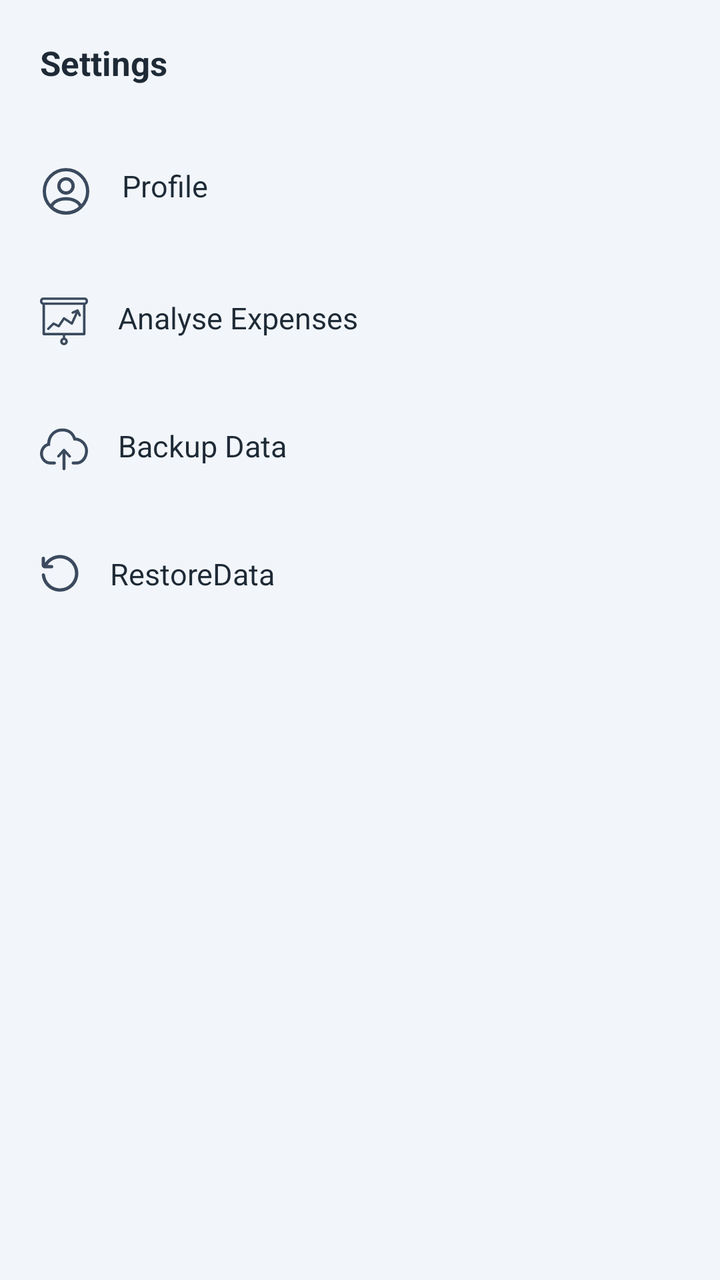
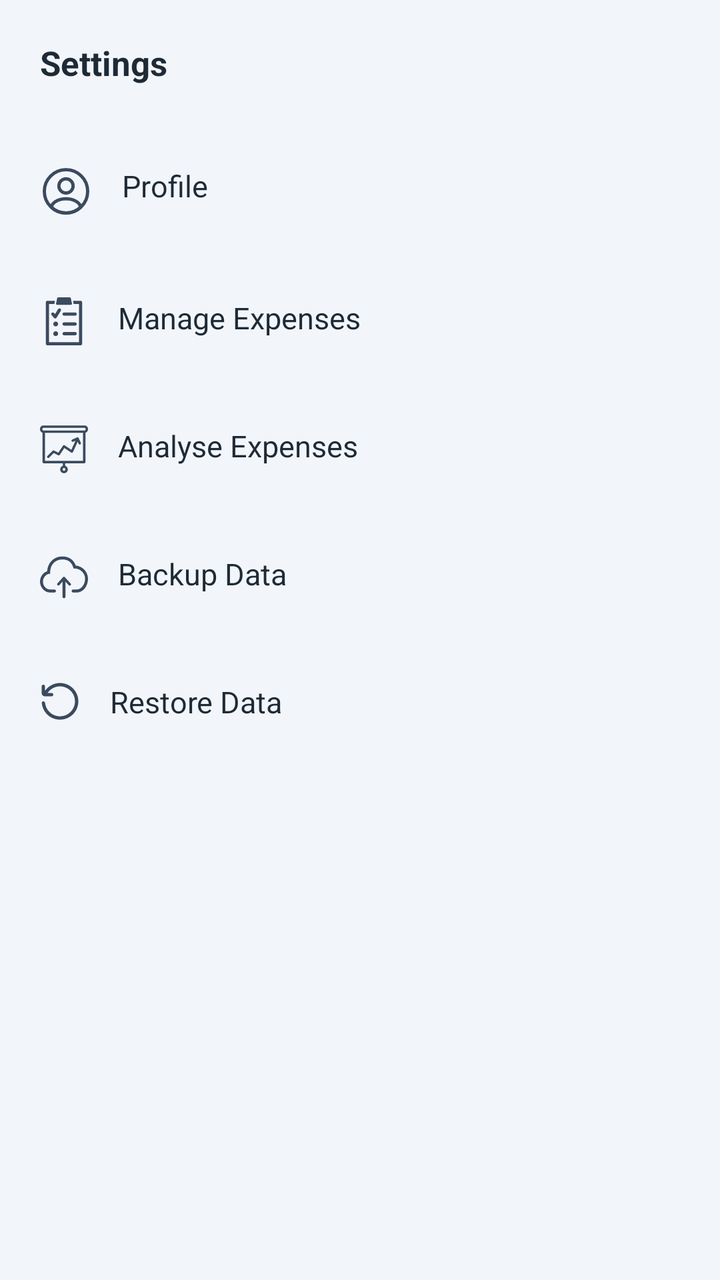

Before-and-after screenshots of an Android layout around one commit, followed by the original layout XML and the change that was made.
<!-- AndroidManifest.xml: application theme Theme.GharKharch -->
<!-- res/layout/drawer_layout.xml -->
<?xml version="1.0" encoding="utf-8"?>
<LinearLayout xmlns:android="http://schemas.android.com/apk/res/android"
    xmlns:app="http://schemas.android.com/apk/res-auto"
    android:id="@+id/drawer_layout"
    android:layout_width="match_parent"
    android:layout_height="match_parent"
    android:background="@color/backgroundColor"
    android:fitsSystemWindows="true"
    android:orientation="vertical">

    <TextView
        android:layout_width="match_parent"
        android:layout_height="wrap_content"
        android:padding="@dimen/padding_xlarge"
        android:text="Settings"
        android:textColor="@color/primaryTextColor"
        android:textSize="@dimen/text_size_large"
        android:textStyle="bold" />

    <LinearLayout
        android:layout_width="match_parent"
        android:layout_height="0dp"
        android:layout_weight="1"
        android:orientation="vertical">

        <TextView
            android:id="@+id/profile"
            android:layout_width="match_parent"
            android:layout_height="wrap_content"
            android:layout_marginHorizontal="@dimen/margin_small"
            android:layout_marginVertical="@dimen/margin_small"
            android:drawablePadding="@dimen/padding_large"
            android:padding="@dimen/padding_large"
            android:text="Profile"
            android:textColor="@color/primaryTextColor"
            android:textSize="@dimen/text_size_medium"
            app:drawableStartCompat="@drawable/profile_icon" />


        <TextView
            android:id="@+id/manage_expenses"
            android:layout_width="match_parent"
            android:layout_height="wrap_content"
            android:layout_marginHorizontal="@dimen/margin_small"
            android:layout_marginVertical="@dimen/margin_small"
            android:drawablePadding="@dimen/padding_large"
            android:padding="@dimen/padding_large"
            android:text="Manage Expenses"
            android:textSize="@dimen/text_size_medium"
            android:visibility="gone"
            app:drawableStartCompat="@drawable/manage_expenses_icon" />

        <TextView
            android:id="@+id/analyse_expenses"
            android:layout_width="match_parent"
            android:layout_height="wrap_content"
            android:layout_marginHorizontal="@dimen/margin_small"
            android:layout_marginVertical="@dimen/margin_small"
            android:drawablePadding="@dimen/padding_large"
            android:padding="@dimen/padding_large"
            android:text="Analyse Expenses"
            android:textColor="@color/primaryTextColor"
            android:textSize="@dimen/text_size_medium"
            app:drawableStartCompat="@drawable/analyse_icon" />

        <TextView
            android:id="@+id/backup_data"
            android:layout_width="match_parent"
            android:layout_height="wrap_content"
            android:layout_marginHorizontal="@dimen/margin_small"
            android:layout_marginVertical="@dimen/margin_small"
            android:drawablePadding="@dimen/padding_large"
            android:padding="@dimen/padding_large"
            android:text="Backup Data"
            android:textColor="@color/primaryTextColor"
            android:textSize="@dimen/text_size_medium"
            app:drawableStartCompat="@drawable/backup_icon" />

        <TextView
            android:id="@+id/restore_data"
            android:layout_width="match_parent"
            android:layout_height="wrap_content"
            android:layout_marginHorizontal="@dimen/margin_small"
            android:layout_marginVertical="@dimen/margin_small"
            android:drawablePadding="@dimen/padding_large"
            android:padding="@dimen/padding_large"
            android:text="RestoreData"
            android:textColor="@color/primaryTextColor"
            android:textSize="@dimen/text_size_medium"
            app:drawableStartCompat="@drawable/restore_icon" />

    </LinearLayout>

</LinearLayout>
<!-- resources referenced by this layout -->
<resources>
  <color name="backgroundColor">#F2F6FA</color>
  <color name="primaryTextColor">#1E2A36</color>
  <dimen name="margin_small">5dp</dimen>
  <dimen name="padding_large">15dp</dimen>
  <dimen name="padding_xlarge">20dp</dimen>
  <dimen name="text_size_large">17sp</dimen>
  <dimen name="text_size_medium">15sp</dimen>
  <!-- drawable manage_expenses_icon (drawable) -->
  <vector xmlns:android="http://schemas.android.com/apk/res/android"
      android:width="24dp"
      android:height="24dp"
      android:tint="@color/iconColor"
      android:viewportWidth="48"
      android:viewportHeight="48">
  
      <path
          android:fillColor="#00000000"
          android:pathData="m41.68,13h-16.91c-2,-0.1 -5.93,-4.23 -8.19,-4.23H6.68c-1.204,-0 -2.18,0.975 -2.181,2.179 0,0.017 0,0.034 0.001,0.051h0v7.29h39v-3.42c0.022,-1.01 -0.779,-1.847 -1.789,-1.87 -0.01,-0 -0.02,-0 -0.031,-0Z"
          android:strokeWidth="1.6799999999999997"
          android:strokeColor="#000000"
          android:strokeLineCap="round"
          android:strokeLineJoin="round" />
  
      <path
          android:fillColor="#00000000"
          android:pathData="m4.5,18.28v18.72c-0.011,1.204 0.956,2.189 2.16,2.2 0.003,0 0.007,0 0.01,0h34.65c1.204,0 2.18,-0.976 2.18,-2.18 0,-0.007 0,-0.013 0,-0.02h0v-18.72"
          android:strokeWidth="1.6799999999999997"
          android:strokeColor="#000000"
          android:strokeLineCap="round"
          android:strokeLineJoin="round" />
  
      <path
          android:fillColor="#00000000"
          android:pathData="m31.274,22.754h2.429c2.221,0 4.022,1.805 4.022,4.031s-1.801,4.031 -4.022,4.031l4.022,3.938"
          android:strokeWidth="1.6799999999999997"
          android:strokeColor="#000000"
          android:strokeLineCap="round"
          android:strokeLineJoin="round" />
  
      <path
          android:fillColor="#00000000"
          android:pathData="M33.703,22.754L39.226,22.754"
          android:strokeWidth="1.6799999999999997"
          android:strokeColor="#000000"
          android:strokeLineCap="round"
          android:strokeLineJoin="round" />
  
      <path
          android:fillColor="#00000000"
          android:pathData="M31.274,26.805L39.226,26.805"
          android:strokeWidth="1.6799999999999997"
          android:strokeColor="#000000"
          android:strokeLineCap="round"
          android:strokeLineJoin="round" />
  
  </vector>
  <style name="Theme.GharKharch" parent="Base.Theme.GharKharch">
          <item name="colorPrimary">@color/backgroundColor</item>
          <item name="colorSecondary">@color/lGrey</item>
          
          <item name="colorOnSecondary">@color/primaryTextColor</item>
          <item name="colorOnPrimary">@color/primaryTextColor</item>
          
          <item name="android:textColor">@color/primaryTextColor</item>
          <item name="android:textColorPrimary">@color/primaryTextColor</item>
          <item name="android:textColorSecondary">@color/primaryTextColorVariant</item>
          
          <item name="android:statusBarColor">@color/backgroundColorVariant</item>
          <item name="android:navigationBarColor">@color/backgroundColorVariant</item>
          <item name="android:windowLightNavigationBar">true</item>
          <item name="android:windowLightStatusBar">true</item>
  
      </style>
  <color name="iconColor">#3B4A5E</color>
  <style name="Base.Theme.GharKharch" parent="Theme.Material3.DayNight.NoActionBar">
          
      </style>
  <color name="lGrey">#616161</color>
  <color name="primaryTextColorVariant">#5A6B7D</color>
  <color name="backgroundColorVariant">#E1EAF1</color>
  <!-- unchanged entries left out for length: 4 -->
</resources>

<!-- the commit's change to res/layout/drawer_layout.xml (unified diff, before → after) -->
@@ -47,7 +47,6 @@
             android:padding="@dimen/padding_large"
             android:text="Manage Expenses"
             android:textSize="@dimen/text_size_medium"
-            android:visibility="gone"
             app:drawableStartCompat="@drawable/manage_expenses_icon" />
 
         <TextView
@@ -84,7 +83,7 @@
             android:layout_marginVertical="@dimen/margin_small"
             android:drawablePadding="@dimen/padding_large"
             android:padding="@dimen/padding_large"
-            android:text="RestoreData"
+            android:text="Restore Data"
             android:textColor="@color/primaryTextColor"
             android:textSize="@dimen/text_size_medium"
             app:drawableStartCompat="@drawable/restore_icon" />
<!-- resource entries referenced after the edit -->
@@ -7,55 +7,7 @@
   <dimen name="padding_xlarge">20dp</dimen>
   <dimen name="text_size_large">17sp</dimen>
   <dimen name="text_size_medium">15sp</dimen>
-  <!-- drawable manage_expenses_icon (drawable) -->
-  <vector xmlns:android="http://schemas.android.com/apk/res/android"
-      android:width="24dp"
-      android:height="24dp"
-      android:tint="@color/iconColor"
-      android:viewportWidth="48"
-      android:viewportHeight="48">
-  
-      <path
-          android:fillColor="#00000000"
-          android:pathData="m41.68,13h-16.91c-2,-0.1 -5.93,-4.23 -8.19,-4.23H6.68c-1.204,-0 -2.18,0.975 -2.181,2.179 0,0.017 0,0.034 0.001,0.051h0v7.29h39v-3.42c0.022,-1.01 -0.779,-1.847 -1.789,-1.87 -0.01,-0 -0.02,-0 -0.031,-0Z"
-          android:strokeWidth="1.6799999999999997"
-          android:strokeColor="#000000"
-          android:strokeLineCap="round"
-          android:strokeLineJoin="round" />
-  
-      <path
-          android:fillColor="#00000000"
-          android:pathData="m4.5,18.28v18.72c-0.011,1.204 0.956,2.189 2.16,2.2 0.003,0 0.007,0 0.01,0h34.65c1.204,0 2.18,-0.976 2.18,-2.18 0,-0.007 0,-0.013 0,-0.02h0v-18.72"
-          android:strokeWidth="1.6799999999999997"
-          android:strokeColor="#000000"
-          android:strokeLineCap="round"
-          android:strokeLineJoin="round" />
-  
-      <path
-          android:fillColor="#00000000"
-          android:pathData="m31.274,22.754h2.429c2.221,0 4.022,1.805 4.022,4.031s-1.801,4.031 -4.022,4.031l4.022,3.938"
-          android:strokeWidth="1.6799999999999997"
-          android:strokeColor="#000000"
-          android:strokeLineCap="round"
-          android:strokeLineJoin="round" />
-  
-      <path
-          android:fillColor="#00000000"
-          android:pathData="M33.703,22.754L39.226,22.754"
-          android:strokeWidth="1.6799999999999997"
-          android:strokeColor="#000000"
-          android:strokeLineCap="round"
-          android:strokeLineJoin="round" />
-  
-      <path
-          android:fillColor="#00000000"
-          android:pathData="M31.274,26.805L39.226,26.805"
-          android:strokeWidth="1.6799999999999997"
-          android:strokeColor="#000000"
-          android:strokeLineCap="round"
-          android:strokeLineJoin="round" />
-  
-  </vector>
+  <!-- drawable manage_expenses_icon: vector/xml drawable (drawable, 2515 chars, omitted) -->
   <style name="Theme.GharKharch" parent="Base.Theme.GharKharch">
           <item name="colorPrimary">@color/backgroundColor</item>
           <item name="colorSecondary">@color/lGrey</item>
